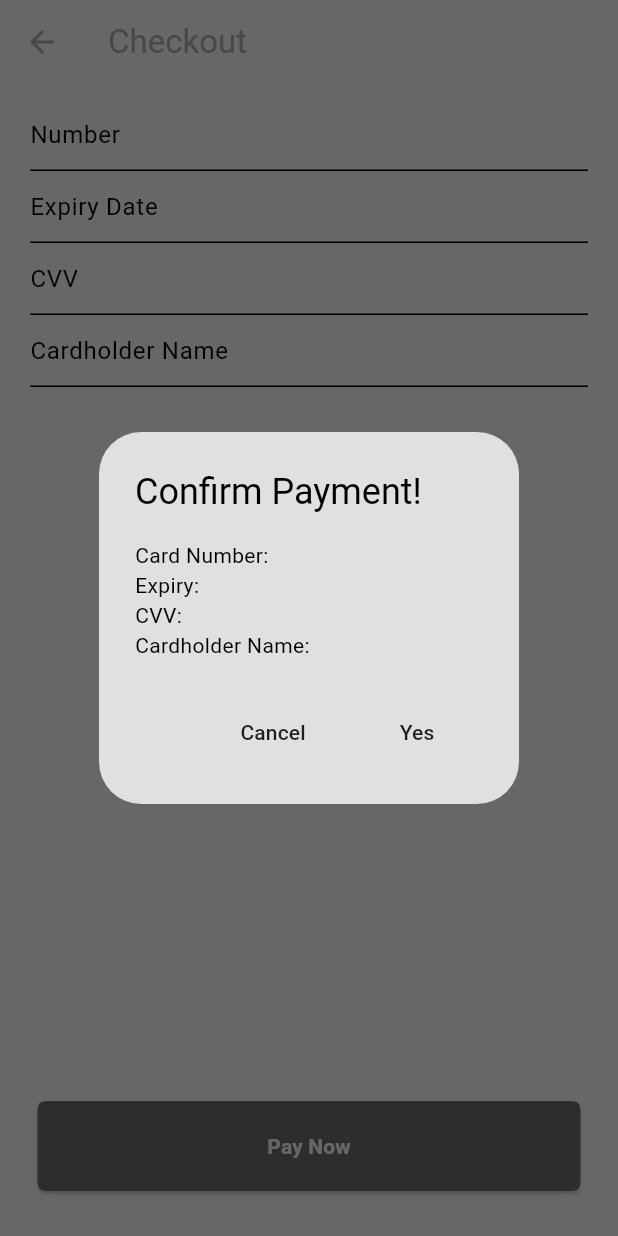
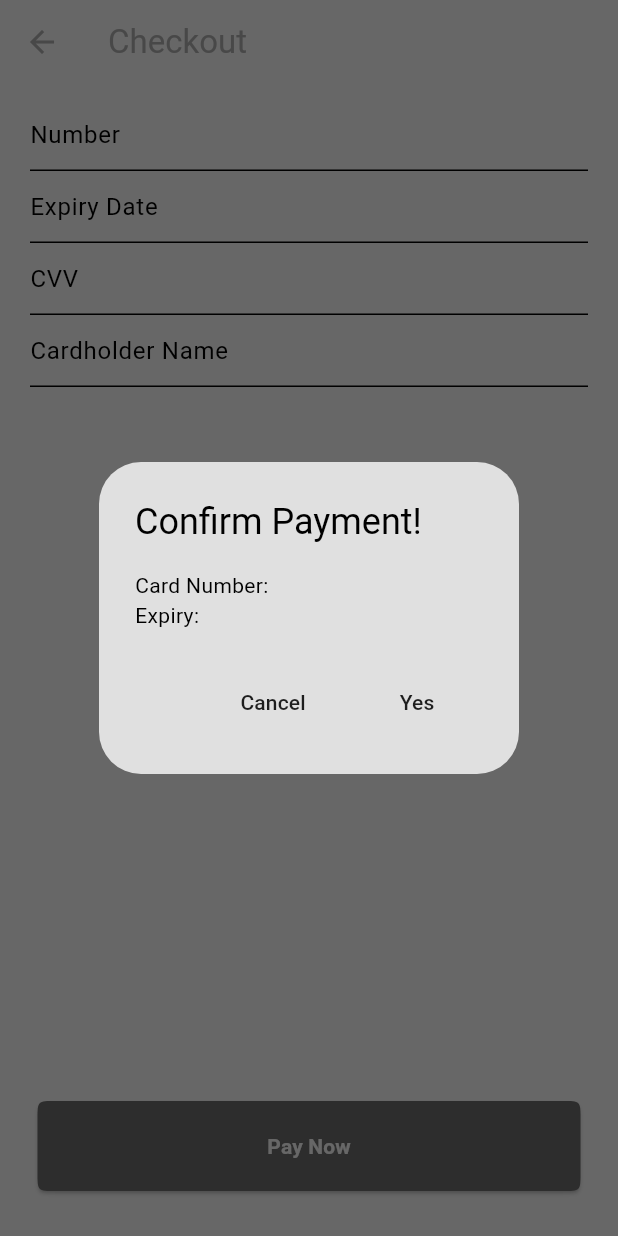
Before and after one commit to ii997/food_delivery, a Flutter app: the PaymentPage screen opened directly, after a tap on "Pay Now", on a phone screen of 412 x 824 dp. Run offline on Flutter 3.47's test engine with Material 3 defaults, Android fonts, the phone set to English and light mode, and no system bars; our stand-ins replace flutter_credit_card, lottie.

Commit message:
removed some unecessary codes

```diff
--- a/lib/pages/payment_page.dart
+++ b/lib/pages/payment_page.dart
@@ -18,7 +18,6 @@ class _PaymentPageState extends State<PaymentPage> {
     TextEditingController expiryDate = TextEditingController();
     TextEditingController cardHolderName = TextEditingController();
     TextEditingController cvvCode = TextEditingController();
-    bool isCvvFocused = false;
 
     void userTappedPay() {
       if (formKey.currentState!.validate()) {
@@ -31,8 +30,6 @@ class _PaymentPageState extends State<PaymentPage> {
                 children: [
                   Text("Card Number: ${cardNumber.text}"),
                   Text("Expiry: ${expiryDate.text}"),
-                  Text("CVV: ${cvvCode.text}"),
-                  Text("Cardholder Name: ${cardHolderName.text}"),
                 ],
               ),
             ),
```
